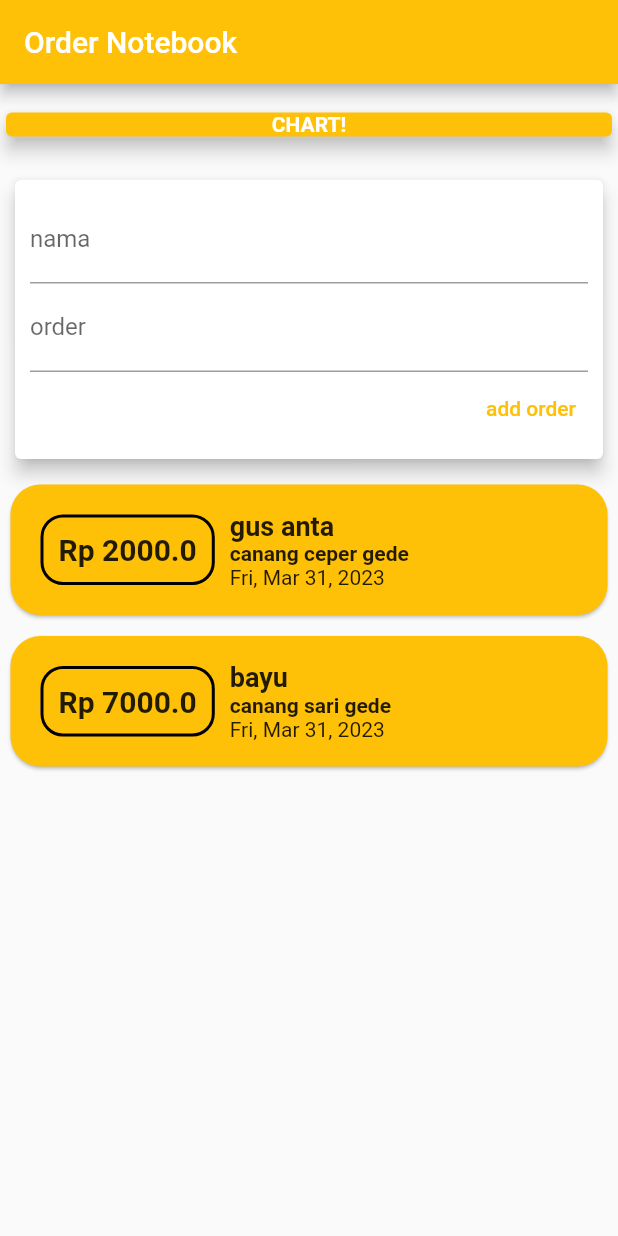
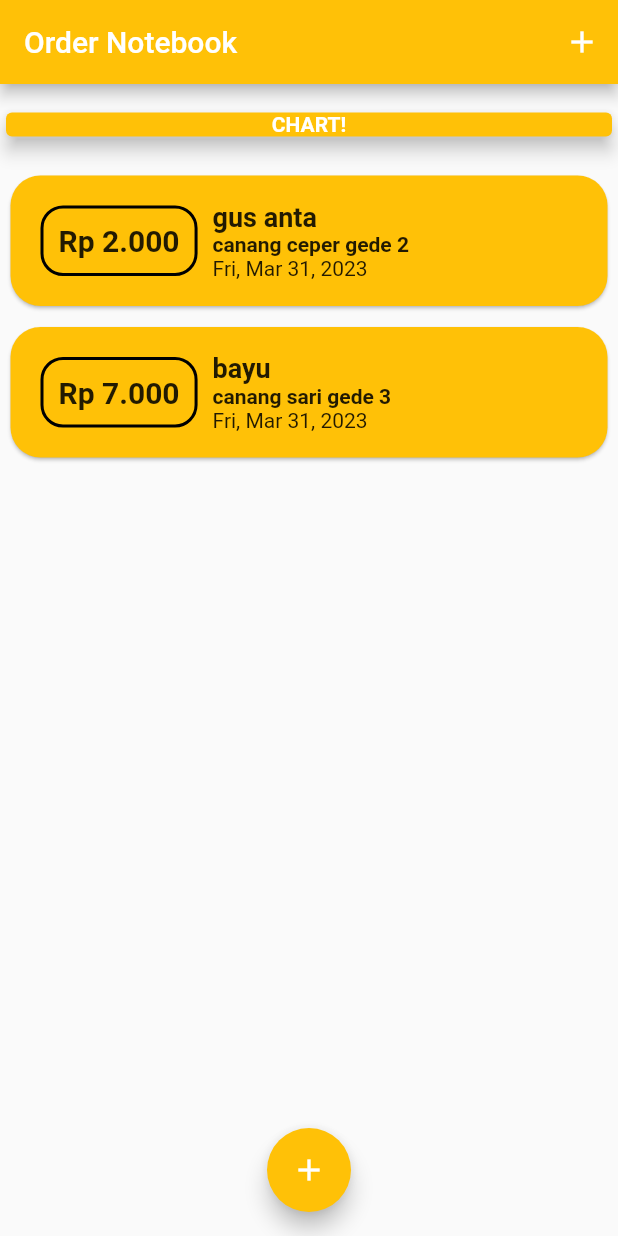
Before and after one commit to AntaWx/order-notebook-using-flutter, a Flutter app: the screen it shows after launch, on a phone screen of 412 x 824 dp. Run offline on Flutter 3.47's test engine with Material 2 defaults, Android fonts, the light colour scheme and no system bars.

Commit message:
create floating action button

```diff
--- a/lib/main.dart
+++ b/lib/main.dart
@@ -1,11 +1,11 @@
 import 'package:flutter/material.dart';
-import 'package:intl/intl.dart';
 import 'package:simple_notebook_order/models/order.dart';
-import 'package:simple_notebook_order/widgets/user_order.dart';
+import 'package:simple_notebook_order/widgets/order_list.dart';
 
-void main() {
-  runApp(const MyApp());
-}
+import 'util/generate_util/add_new_order.dart';
+import 'widgets/new_order.dart';
+
+void main() => runApp(MyApp());
 
 class MyApp extends StatelessWidget {
   const MyApp({super.key});
@@ -13,25 +13,75 @@ class MyApp extends StatelessWidget {
   @override
   Widget build(BuildContext context) {
     return MaterialApp(
-      debugShowCheckedModeBanner: false,
-      theme: ThemeData(
-        primarySwatch: Colors.blue,
-      ),
+      title: 'Flutter App',
       home: MyHomePage(),
     );
   }
 }
 
-class MyHomePage extends StatelessWidget {
+class MyHomePage extends StatefulWidget {
+  const MyHomePage({super.key});
+
+  @override
+  State<MyHomePage> createState() => _MyHomePageState();
+}
+
+class _MyHomePageState extends State<MyHomePage> {
+  final List<Order> _orderList = [
+    Order(
+        id: 21,
+        name: 'gus anta',
+        order: 'canang ceper gede',
+        price: 2,
+        amount: 2,
+        date: DateTime.now()),
+    Order(
+        id: 21,
+        name: 'bayu',
+        order: 'canang sari gede',
+        price: 7,
+        amount: 3,
+        date: DateTime.now()),
+  ];
+
+  void _newOrderList(
+      String ordName, String ordOrder, int amountOrder, double ordPrice) {
+    final newOrder = Order(
+        id: RandomIntId().gusantaIdGen(),
+        name: ordName,
+        order: ordOrder,
+        price: ordPrice,
+        amount: amountOrder,
+        date: DateTime.now());
+
+    setState(() {
+      _orderList.add(newOrder);
+    });
+  }
+
+  void _openAddNewOrder(BuildContext ctx) {
+    showModalBottomSheet(
+        context: ctx,
+        builder: (bCtx) {
+          return NewOrder(addOrd: _newOrderList);
+        });
+  }
+
   @override
   Widget build(BuildContext context) {
     return Scaffold(
         appBar: AppBar(
           title: const Text('Order Notebook'),
           backgroundColor: Colors.amber,
+          actions: [
+            IconButton(
+                onPressed: () => _openAddNewOrder(context),
+                icon: const Icon(
+                  Icons.add,
+                ))
+          ],
         ),
-      body: Column(
-        crossAxisAlignment: CrossAxisAlignment.stretch,
+        body: ListView(
           children: <Widget>[
             Container(
               width: double.infinity,
@@ -42,13 +92,19 @@ class MyHomePage extends StatelessWidget {
                 child: Text(
                   'CHART!',
                   textAlign: TextAlign.center,
-                style:
-                    TextStyle(color: Colors.white, fontWeight: FontWeight.bold),
+                  style: TextStyle(
+                      color: Colors.white, fontWeight: FontWeight.bold),
                 ),
               ),
             ),
-          UserOrder()
+            OrderList(orders: _orderList)
           ],
+        ),
+        floatingActionButtonLocation: FloatingActionButtonLocation.centerFloat,
+        floatingActionButton: FloatingActionButton(
+          backgroundColor: Colors.amber,
+          onPressed: () => _openAddNewOrder(context),
+          child:  const Icon(Icons.add),
         ),
     );
   }
--- a/lib/widgets/order_list.dart
+++ b/lib/widgets/order_list.dart
@@ -9,8 +9,12 @@ class OrderList extends StatelessWidget {
 
   @override
   Widget build(BuildContext context) {
-    return Column(
-      children: orders.map((order) {
+    return SizedBox(
+      height: 300,
+      child: ListView.builder(
+        itemCount: orders.length,
+        scrollDirection: Axis.vertical,
+        itemBuilder: (ctx, index) {
           return Card(
             shape: const RoundedRectangleBorder(
                 borderRadius: BorderRadius.all(Radius.circular(20))),
@@ -22,10 +26,11 @@ class OrderList extends StatelessWidget {
                   margin: const EdgeInsets.fromLTRB(20, 20, 10, 20),
                   decoration: BoxDecoration(
                       border: Border.all(color: Colors.black, width: 2),
-                    borderRadius: const BorderRadius.all(Radius.circular(15))),
+                      borderRadius:
+                          const BorderRadius.all(Radius.circular(15))),
                   padding: const EdgeInsets.all(10),
                   child: Text(
-                  'Rp ${order.price}',
+                    'Rp ${orders[index].price.toStringAsFixed(3)}',
                     style: const TextStyle(
                         fontWeight: FontWeight.bold, fontSize: 20),
                     maxLines: 1,
@@ -35,17 +40,17 @@ class OrderList extends StatelessWidget {
                   crossAxisAlignment: CrossAxisAlignment.start,
                   children: <Widget>[
                     Text(
-                    order.name,
+                      orders[index].name,
                       style: const TextStyle(
                           fontWeight: FontWeight.bold, fontSize: 18),
                     ),
                     Text(
-                    order.order,
+                      '${orders[index].order} ${orders[index].amount}',
                       style: const TextStyle(
                           color: Colors.black87, fontWeight: FontWeight.bold),
                     ),
                     Text(
-                    DateFormat.yMMMEd().format(order.date),
+                      DateFormat.yMMMEd().format(orders[index].date),
                       style: const TextStyle(color: Colors.black87),
                     ),
                   ],
@@ -53,7 +58,8 @@ class OrderList extends StatelessWidget {
               ],
             ),
           );
-      }).toList(),
+        },
+      ),
     );
   }
 }
--- a/lib/widgets/user_order.dart
+++ /dev/null
@@ -1,44 +0,0 @@
-import 'package:flutter/material.dart';
-import 'package:flutter/src/widgets/framework.dart';
-import 'package:flutter/src/widgets/placeholder.dart';
-import 'package:simple_notebook_order/widgets/new_order.dart';
-import '../widgets/order_list.dart';
-import '../models/order.dart';
-
-class UserOrder extends StatefulWidget {
-  const UserOrder({super.key});
-
-  @override
-  State<UserOrder> createState() => _UserOrderState();
-}
-
-class _UserOrderState extends State<UserOrder> {
-  final List<Order> _orderList = [
-    Order(
-        id: 21,
-        name: 'gus anta',
-        order: 'canang ceper gede',
-        price: 2000,
-        amount: 2,
-        date: DateTime.now()),
-    Order(
-        id: 21,
-        name: 'bayu',
-        order: 'canang sari gede',
-        price: 7000,
-        amount: 3,
-        date: DateTime.now()),
-  ];
-
-  @override
-  Widget build(BuildContext context) {
-    return Column(
-      children: [
-        NewOrder(),
-        OrderList(
-          orders: _orderList,
-        )
-      ],
-    );
-  }
-}
```
Also changed, not shown: lib/util/generate_util/add_new_order.dart (added, +9 -0 lines), lib/widgets/new_order.dart (+53 -9 lines). Lines whose indentation alone changed are shown as unchanged.
